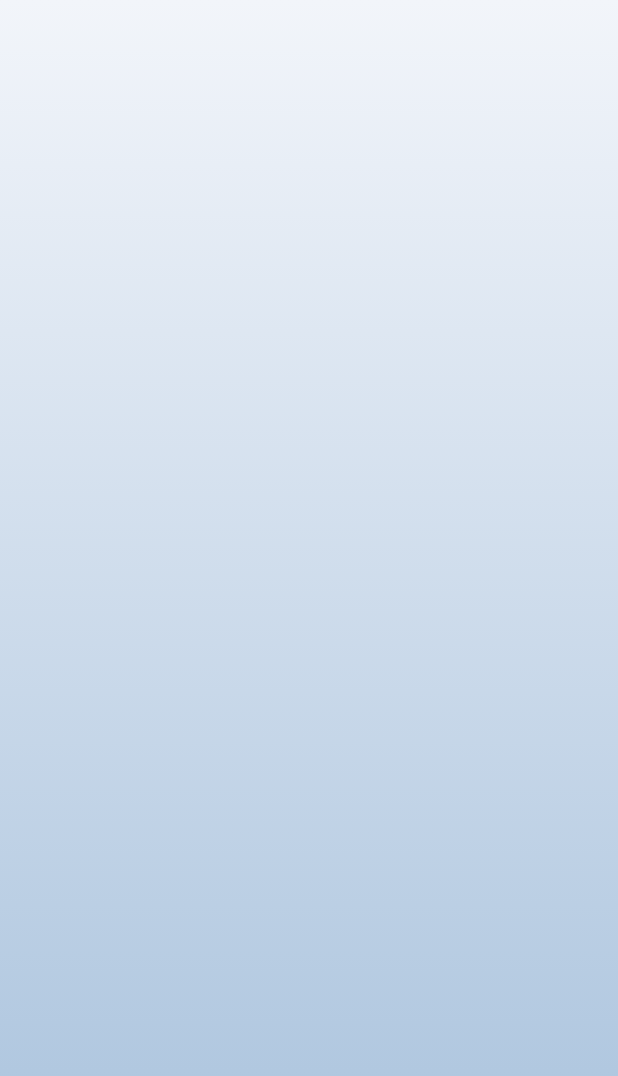
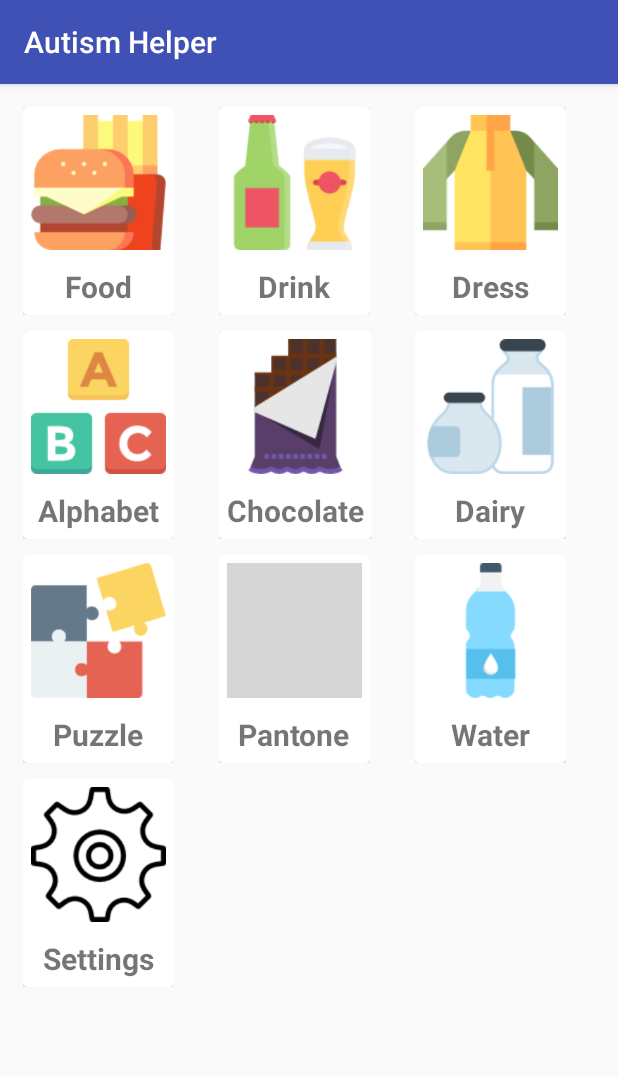
Before and after one commit to fahimshahrierrasel/autism_helper, an Android app: the screen it shows after launch (SplashScreen before the commit, MainActivity after it), on a phone screen of 412 x 824 dp. Shown: the top 1076 px of the screen. Run offline under Robolectric (Android 15) with nearby library versions, the phone set to English and light mode, and no system bars; grey boxes are pictures that could not be loaded.

Commit message:
BuildVersion updated, MainActivity updated with recyclerview and refactoring

```diff
--- /dev/null
+++ b/app/src/main/java/com/andromeda/autismhelper/activities/MainActivity.kt
@@ -0,0 +1,48 @@
+package com.andromeda.autismhelper.activities
+
+import android.content.res.Configuration
+import android.os.Bundle
+import android.support.v7.app.AppCompatActivity
+import android.support.v7.widget.StaggeredGridLayoutManager
+import com.andromeda.autismhelper.R
+import com.andromeda.autismhelper.adapters.FeaturesAdapter
+import com.andromeda.autismhelper.models.Feature
+
+import kotlinx.android.synthetic.main.activity_main.*
+import kotlinx.android.synthetic.main.content_main.*
+
+class MainActivity : AppCompatActivity() {
+
+    private var allFeatures: ArrayList<Feature> = ArrayList()
+
+    override fun onCreate(savedInstanceState: Bundle?) {
+        super.onCreate(savedInstanceState)
+        setContentView(R.layout.activity_main)
+        setSupportActionBar(toolbar)
+
+        allFeatures.add(Feature("Food", R.drawable.fastfood, null))
+        allFeatures.add(Feature("Drink", R.drawable.beer, null))
+        allFeatures.add(Feature("Dress", R.drawable.shirt, null))
+        allFeatures.add(Feature("Alphabet", R.drawable.alphabet, null))
+        allFeatures.add(Feature("Chocolate", R.drawable.chocolate, null))
+        allFeatures.add(Feature("Dairy", R.drawable.dairy, null))
+        allFeatures.add(Feature("Puzzle", R.drawable.puzzle, null))
+        allFeatures.add(Feature("Pantone", R.drawable.pantone, null))
+        allFeatures.add(Feature("Water", R.drawable.water, null))
+        allFeatures.add(Feature("Settings", R.drawable.settings, null))
+
+        featureRecyclerView.adapter = FeaturesAdapter(this,allFeatures)
+        featureRecyclerView.layoutManager = StaggeredGridLayoutManager(3, StaggeredGridLayoutManager.VERTICAL)
+        featureRecyclerView.setHasFixedSize(true)
+
+    }
+
+    override fun onConfigurationChanged(newConfig: Configuration?) {
+        super.onConfigurationChanged(newConfig)
+        if (newConfig?.orientation == Configuration.ORIENTATION_LANDSCAPE){
+            featureRecyclerView.layoutManager = StaggeredGridLayoutManager(5, StaggeredGridLayoutManager.VERTICAL)
+        }else if(newConfig?.orientation == Configuration.ORIENTATION_PORTRAIT){
+            featureRecyclerView.layoutManager = StaggeredGridLayoutManager(3, StaggeredGridLayoutManager.VERTICAL)
+        }
+    }
+}
--- a/app/src/main/java/com/andromeda/autismhelper/SplashScreen.java
+++ b/app/src/main/java/com/andromeda/autismhelper/activities/SplashScreen.java
@@ -1,4 +1,4 @@
-package com.andromeda.autismhelper;
+package com.andromeda.autismhelper.activities;
 
 import android.content.Intent;
 import android.support.v7.app.AppCompatActivity;
@@ -8,33 +8,31 @@ import android.view.animation.Animation;
 import android.view.animation.AnimationUtils;
 import android.widget.ImageView;
 import android.widget.TextView;
+import com.andromeda.autismhelper.R;
 
 public class SplashScreen extends AppCompatActivity {
-    private TextView tv;
-    private TextView tvms;
-    private ImageView iv;
 
     @Override
     protected void onCreate(Bundle savedInstanceState) {
         super.onCreate(savedInstanceState);
-        getWindow().setFlags(WindowManager.LayoutParams.FLAG_FULLSCREEN,WindowManager.LayoutParams.FLAG_FULLSCREEN);
         setContentView(R.layout.activity_splash_screen);
 
-        tv = (TextView) findViewById(R.id.tv);
-        tvms = (TextView) findViewById(R.id.tvms);
-        iv = (ImageView) findViewById(R.id.iv);
+        getWindow().setFlags(WindowManager.LayoutParams.FLAG_FULLSCREEN,WindowManager.LayoutParams.FLAG_FULLSCREEN);
 
-        Animation myanim = AnimationUtils.loadAnimation(this,R.anim.mytransation);
-        tv.startAnimation(myanim);
-        tvms.startAnimation(myanim);
-        iv.startAnimation(myanim);
+        TextView textViewAppName = findViewById(R.id.textView_app_name);
+        TextView textViewAppMessage = findViewById(R.id.textView_app_message);
+        ImageView imageViewLogo = findViewById(R.id.imageView_logo);
+
+        Animation loadAnimation = AnimationUtils.loadAnimation(this,R.anim.alpha_transation);
+        textViewAppName.startAnimation(loadAnimation);
+        textViewAppMessage.startAnimation(loadAnimation);
+        imageViewLogo.startAnimation(loadAnimation);
 
         Thread timer = new Thread(){
             public void run(){
                 try{
-                    sleep(6000);
-                    Intent intent = new Intent(getApplicationContext(),MainActivity.class);
-                    startActivity(intent);
+                    sleep(1500);
+                    startActivity(new Intent(getApplicationContext(),MainActivity.class));
                     finish();
                 }catch (InterruptedException e){
                     e.printStackTrace();
--- /dev/null
+++ b/app/src/main/java/com/andromeda/autismhelper/adapters/FeaturesAdapter.kt
@@ -0,0 +1,52 @@
+package com.andromeda.autismhelper.adapters
+import android.content.Context
+import android.support.v7.widget.RecyclerView
+import android.widget.TextView
+import android.support.v7.widget.CardView
+import android.support.v4.content.res.ResourcesCompat
+import android.view.LayoutInflater
+import android.view.View
+import android.view.ViewGroup
+import android.widget.ImageView
+import android.widget.Toast
+import com.andromeda.autismhelper.R
+import com.andromeda.autismhelper.models.Feature
+
+class FeaturesAdapter(val context: Context, var mFeatures: ArrayList<Feature>) : RecyclerView.Adapter<FeaturesAdapter.ViewHolder>() {
+
+    override fun onCreateViewHolder(parent: ViewGroup, viewType: Int): ViewHolder {
+        val context = parent.context
+        val inflater = LayoutInflater.from(context)
+        val featureView = inflater.inflate(R.layout.feature_layout, parent, false)
+        return ViewHolder(featureView)
+    }
+
+    override fun onBindViewHolder(holder: ViewHolder, position: Int) {
+        val aFeture = mFeatures[position]
+
+        holder.featureName.text = aFeture.featureName
+        holder.featureImage.setImageDrawable(ResourcesCompat.getDrawable(context.resources, aFeture.featureImage, null))
+    }
+
+    override fun getItemCount(): Int {
+        return mFeatures.size
+    }
+
+    inner class ViewHolder(itemView: View) : RecyclerView.ViewHolder(itemView) {
+        var featureImage: ImageView = itemView.findViewById(R.id.feature_image)
+        var featureName: TextView = itemView.findViewById(R.id.feature_name)
+        private var featureCard: CardView = itemView.findViewById(R.id.feature_card)
+
+        init {
+            featureCard.setOnClickListener {
+                val position = adapterPosition
+                println(position)
+                if (position != RecyclerView.NO_POSITION) {
+                    val feature = mFeatures[position]
+                    //context.startActivity(Intent(context, feature.activityClass))
+                    Toast.makeText(context, feature.featureName, Toast.LENGTH_SHORT).show()
+                }
+            }
+        }
+    }
+}
--- /dev/null
+++ b/app/src/main/java/com/andromeda/autismhelper/models/Feature.kt
@@ -0,0 +1,7 @@
+package com.andromeda.autismhelper.models
+
+/**
+ * Created by fahim on 9/11/17.
+ */
+
+public class Feature(var featureName: String?, var featureImage: Int, var activityClass: Class<*>?)
--- a/app/src/main/res/anim/mytransation.xml
+++ b/app/src/main/res/anim/alpha_transation.xml
@@ -1,5 +1,5 @@
 <?xml version="1.0" encoding="utf-8"?>
 <alpha xmlns:android="http://schemas.android.com/apk/res/android"
-    android:duration="5000"
+    android:duration="1500"
     android:fromAlpha="0.0"
     android:toAlpha="1.0" />
--- a/app/src/main/res/drawable/mainheaderselector.xml
+++ b/app/src/main/res/drawable/main_header_selector.xml
@@ -1,6 +1,5 @@
 <?xml version="1.0" encoding="utf-8"?>
 <selector xmlns:android="http://schemas.android.com/apk/res/android">
-
     <item>
         <shape>
             <gradient
@@ -10,5 +9,4 @@
                 android:type="linear" />
         </shape>
     </item>
-
 </selector>
--- a/app/src/main/res/layout/activity_splash_screen.xml
+++ b/app/src/main/res/layout/activity_splash_screen.xml
@@ -1,12 +1,11 @@
 <?xml version="1.0" encoding="utf-8"?>
 <RelativeLayout xmlns:android="http://schemas.android.com/apk/res/android"
-    xmlns:app="http://schemas.android.com/apk/res-auto"
     xmlns:tools="http://schemas.android.com/tools"
     android:layout_width="match_parent"
     android:layout_height="match_parent"
     android:id="@+id/splash_activity"
-    android:background="@drawable/mainheaderselector"
-    tools:context="com.andromeda.autismhelper.SplashScreen">
+    android:background="@drawable/main_header_selector"
+    tools:context="com.andromeda.autismhelper.activities.SplashScreen">
 
     <LinearLayout
         android:layout_width="match_parent"
@@ -15,27 +14,27 @@
         android:orientation="vertical">
 
         <ImageView
-            android:id="@+id/iv"
+            android:id="@+id/imageView_logo"
             android:layout_width="350sp"
             android:layout_height="350sp"
             android:layout_gravity="center"
             android:src="@drawable/logo" />
 
         <TextView
-            android:id="@+id/tv"
+            android:id="@+id/textView_app_name"
             android:layout_width="wrap_content"
             android:layout_height="wrap_content"
             android:layout_gravity="center"
             android:layout_marginTop="10dp"
-            android:text="Autism Helper"
+            android:text="@string/app_name"
             android:textColor="#000000"
             android:textSize="30sp"
             android:textStyle="bold" />
         <TextView
-            android:id="@+id/tvms"
+            android:id="@+id/textView_app_message"
             android:layout_width="wrap_content"
             android:layout_height="wrap_content"
-            android:text="Multilingual Support"
+            android:text="@string/app_message"
             android:layout_gravity="center"
             android:textSize="20sp"
             android:textColor="@color/colorPrimary"/>
--- /dev/null
+++ b/app/src/main/res/layout/content_main.xml
@@ -0,0 +1,21 @@
+<?xml version="1.0" encoding="utf-8"?>
+<android.support.constraint.ConstraintLayout xmlns:android="http://schemas.android.com/apk/res/android"
+    xmlns:app="http://schemas.android.com/apk/res-auto"
+    xmlns:tools="http://schemas.android.com/tools"
+    android:layout_width="match_parent"
+    android:layout_height="match_parent"
+    app:layout_behavior="@string/appbar_scrolling_view_behavior"
+    tools:context="com.andromeda.autismhelper.activities.MainActivity"
+    tools:showIn="@layout/activity_main">
+
+    <android.support.v7.widget.RecyclerView
+        android:id="@+id/featureRecyclerView"
+        android:layout_width="0dp"
+        android:layout_height="0dp"
+        android:padding="10dp"
+        app:layout_constraintTop_toTopOf="parent"
+        app:layout_constraintBottom_toBottomOf="parent"
+        app:layout_constraintLeft_toLeftOf="parent"
+        app:layout_constraintRight_toRightOf="parent" />
+
+</android.support.constraint.ConstraintLayout>
--- /dev/null
+++ b/app/src/main/res/layout/feature_layout.xml
@@ -0,0 +1,44 @@
+<?xml version="1.0" encoding="utf-8"?>
+<LinearLayout xmlns:android="http://schemas.android.com/apk/res/android"
+    xmlns:card_view="http://schemas.android.com/apk/res-auto"
+    android:layout_width="wrap_content"
+    android:layout_height="wrap_content"
+    android:layout_margin="5dp"
+    android:orientation="vertical">
+
+    <android.support.v7.widget.CardView
+        android:id="@+id/feature_card"
+        android:layout_width="wrap_content"
+        android:layout_height="wrap_content"
+        android:clickable="true"
+        android:focusable="true"
+        android:foreground="?android:attr/selectableItemBackground"
+        card_view:cardCornerRadius="3dp"
+        card_view:cardElevation="5dp">
+
+        <RelativeLayout
+            android:layout_width="match_parent"
+            android:layout_height="match_parent">
+
+            <ImageView
+                android:id="@+id/feature_image"
+                android:layout_width="90dp"
+                android:layout_height="90dp"
+                android:layout_centerHorizontal="true"
+                android:layout_margin="5dp"
+                android:scaleType="fitXY"
+                android:src="@drawable/doughnut" />
+
+            <TextView
+                android:id="@+id/feature_name"
+                android:layout_width="wrap_content"
+                android:layout_height="wrap_content"
+                android:layout_below="@+id/feature_image"
+                android:layout_margin="5dp"
+                android:text="Food"
+                android:layout_centerHorizontal="true"
+                android:textSize="20sp"
+                android:textStyle="bold" />
+        </RelativeLayout>
+    </android.support.v7.widget.CardView>
+</LinearLayout>
--- /dev/null
+++ b/app/src/main/res/values/dimens.xml
@@ -0,0 +1,4 @@
+<?xml version="1.0" encoding="utf-8"?>
+<resources>
+    <dimen name="fab_margin">16dp</dimen>
+</resources>
--- a/app/src/main/res/values/strings.xml
+++ b/app/src/main/res/values/strings.xml
@@ -1,3 +1,6 @@
+<?xml version="1.0" encoding="utf-8"?>
 <resources>
     <string name="app_name">Autism Helper</string>
+    <string name="title_activity_main">@string/app_name</string>
+    <string name="app_message">Multilingual Support</string>
 </resources>
--- a/app/src/main/res/values/styles.xml
+++ b/app/src/main/res/values/styles.xml
@@ -1,3 +1,4 @@
+<?xml version="1.0" encoding="utf-8"?>
 <resources>
 
     <!-- Base application theme. -->
@@ -8,4 +9,13 @@
         <item name="colorAccent">@color/colorAccent</item>
     </style>
 
+    <style name="AppTheme.NoActionBar">
+        <item name="windowActionBar">false</item>
+        <item name="windowNoTitle">true</item>
+    </style>
+
+    <style name="AppTheme.AppBarOverlay" parent="ThemeOverlay.AppCompat.Dark.ActionBar" />
+
+    <style name="AppTheme.PopupOverlay" parent="ThemeOverlay.AppCompat.Light" />
+
 </resources>
--- a/build.gradle
+++ b/build.gradle
@@ -1,6 +1,7 @@
 // Top-level build file where you can add configuration options common to all sub-projects/modules.
 
 buildscript {
+    ext.kotlin_version = '1.1.51'
 
     repositories {
         google()
@@ -9,9 +10,9 @@ buildscript {
     dependencies {
         classpath 'com.android.tools.build:gradle:3.0.0'
 
-
         // NOTE: Do not place your application dependencies here; they belong
         // in the individual module build.gradle files
+        classpath "org.jetbrains.kotlin:kotlin-gradle-plugin:$kotlin_version"
     }
 }
 
```
Also changed, not shown: app/build.gradle (+6 -1 lines), app/src/main/AndroidManifest.xml (+6 -3 lines), app/src/main/java/com/andromeda/autismhelper/MainActivity.java (deleted, +0 -45 lines), app/src/main/res/layout/activity_main.xml (+14 -151 lines).
